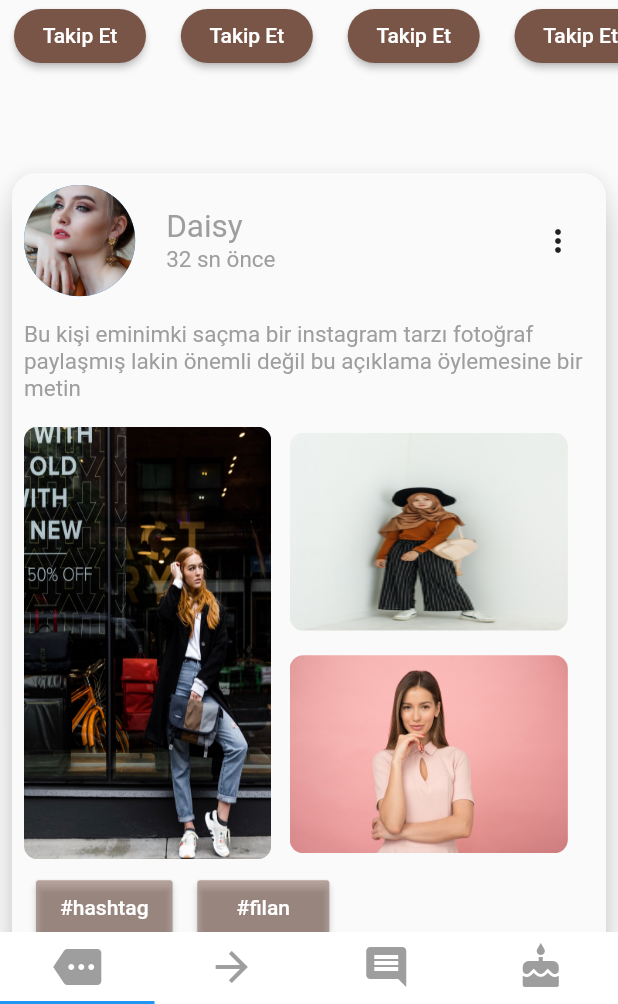
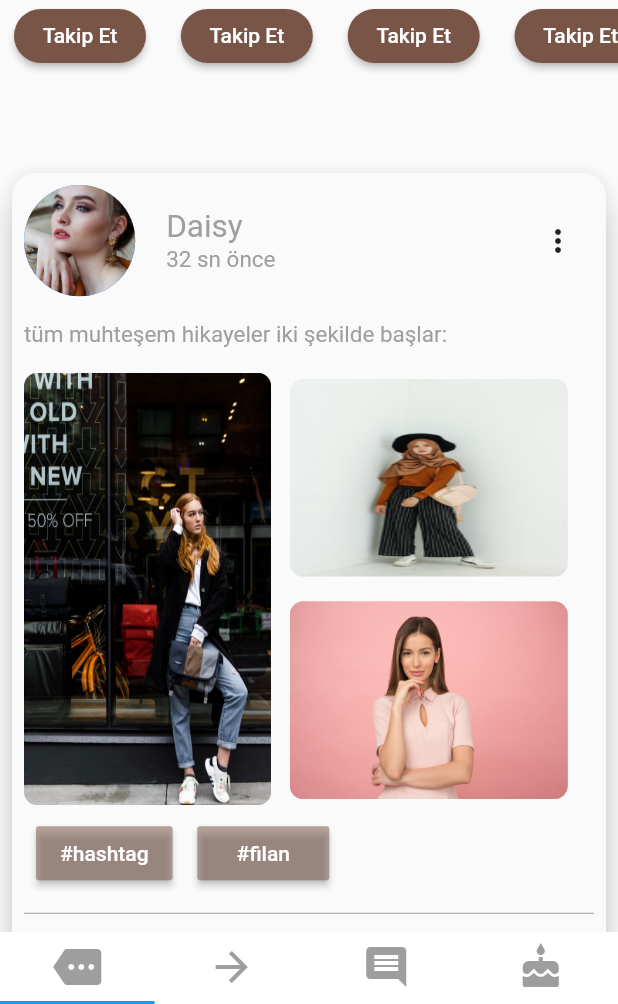
Before and after one commit to GOTFire/modaci, a Flutter app: the screen it shows after launch, on a phone screen of 412 x 824 dp, the part 232-1236 px from its top. Run offline on Flutter 3.47's test engine with Material 2 defaults, Android fonts, the phone set to English and light mode, and no system bars.

```diff
--- a/lib/detay.dart
+++ b/lib/detay.dart
@@ -89,7 +89,7 @@ class _ResimDetayState extends State<ResimDetay> {
                           Container(
                             width: MediaQuery.of(context).size.width / 2,
                             child: Text(
-                              "Burada gereksiz bir açıklama olabilir ama bir buton iki butondan iyimidir",
+                              "tüm muhteşem hikayeler iki şekilde başlar :)",
                               style: TextStyle(
                                 fontSize: 16,
                                 color: Colors.grey,
--- a/lib/main.dart
+++ b/lib/main.dart
@@ -179,8 +179,7 @@ class _AnaTasarimState extends State<AnaTasarim>
                         height: yukseklikYuzde * 2,
                       ),
                       Text(
-                          "Bu kişi eminimki saçma bir instagram tarzı fotoğraf paylaşmış lakin"
-                          " önemli değil bu açıklama öylemesine bir metin",
+                          "tüm muhteşem hikayeler iki şekilde başlar:" ,
                           style: TextStyle(color: Colors.grey, fontSize: 15)),
                       SizedBox(
                         height: yukseklikYuzde * 2,
```
Also changed, not shown: pubspec.lock, 3 other files.
